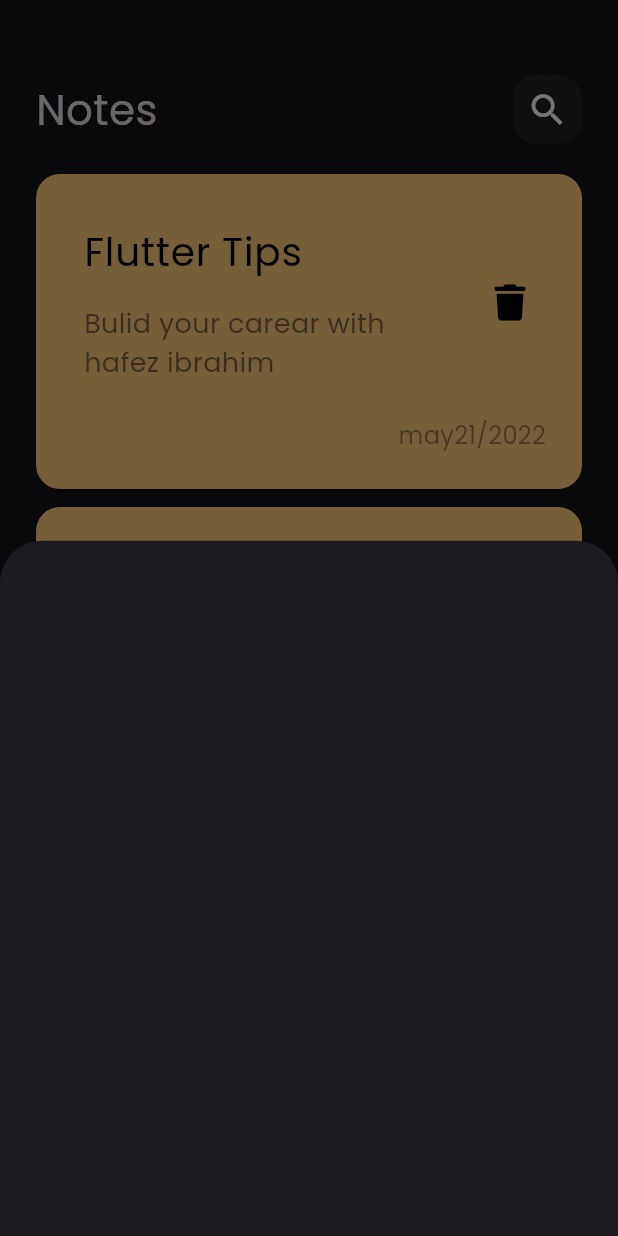
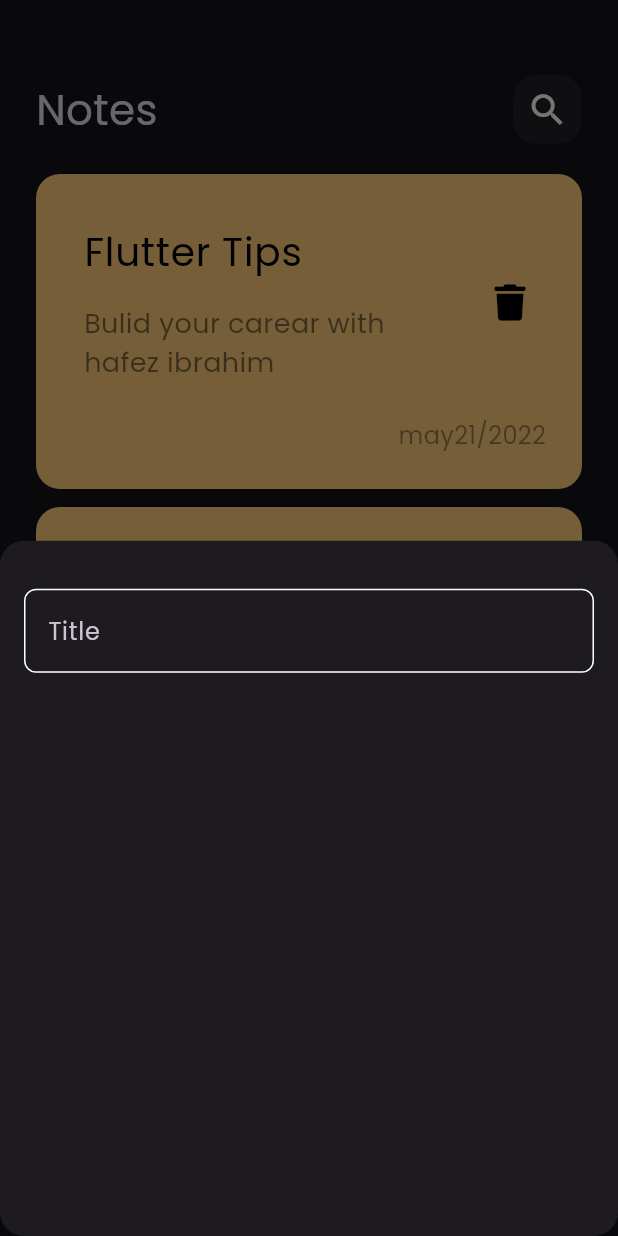
Before and after one commit to hafezelahwany/notes_app, a Flutter app: the screen it shows after launch, after a tap on the "add" icon, on a phone screen of 412 x 824 dp. Run offline on Flutter 3.47's test engine with Material 3 defaults, Android fonts, the phone set to English and light mode, and no system bars; our stand-ins replace font_awesome_flutter.

Commit message:
create custom text field

```diff
--- a/lib/views/notes_view.dart
+++ b/lib/views/notes_view.dart
@@ -12,6 +12,8 @@ class NotesView extends StatelessWidget {
         floatingActionButton: FloatingActionButton(
           onPressed: () {
             showModalBottomSheet(
+                shape: RoundedRectangleBorder(
+                    borderRadius: BorderRadius.circular(16)),
                 context: context,
                 builder: (context) {
                   return const AddNoteButtonSheet();
--- a/lib/widgets/add_note_button_sheet.dart
+++ b/lib/widgets/add_note_button_sheet.dart
@@ -1,10 +1,21 @@
 import 'package:flutter/material.dart';
+import 'package:note_app/widgets/custom_text_field.dart';
 
 class AddNoteButtonSheet extends StatelessWidget {
   const AddNoteButtonSheet({super.key});
 
   @override
   Widget build(BuildContext context) {
-    return Container();
+    return const Padding(
+      padding: EdgeInsets.symmetric(horizontal: 16),
+      child: Column(
+        children: [
+          SizedBox(
+            height: 32,
+          ),
+          CustomTextField(),
+        ],
+      ),
+    );
   }
 }
--- /dev/null
+++ b/lib/widgets/constants.dart
@@ -0,0 +1,3 @@
+import 'package:flutter/material.dart';
+
+const kPrimaryColor = Colors.white70;
--- /dev/null
+++ b/lib/widgets/custom_text_field.dart
@@ -0,0 +1,27 @@
+import 'package:flutter/material.dart';
+import 'package:note_app/widgets/constants.dart';
+
+class CustomTextField extends StatelessWidget {
+  const CustomTextField({super.key});
+
+  @override
+  Widget build(BuildContext context) {
+    return TextField(
+      cursorColor: kPrimaryColor,
+      decoration: InputDecoration(
+        hintText: 'Title',
+        // hintStyle: const TextStyle(color: kPrimaryColor),
+        border: buildBorder(),
+        enabledBorder: buildBorder(),
+        focusedBorder: buildBorder(kPrimaryColor),
+      ),
+    );
+  }
+
+  OutlineInputBorder buildBorder([color]) {
+    return OutlineInputBorder(
+      borderRadius: BorderRadius.circular(8),
+      borderSide: BorderSide(color: color ?? Colors.white),
+    );
+  }
+}
```
